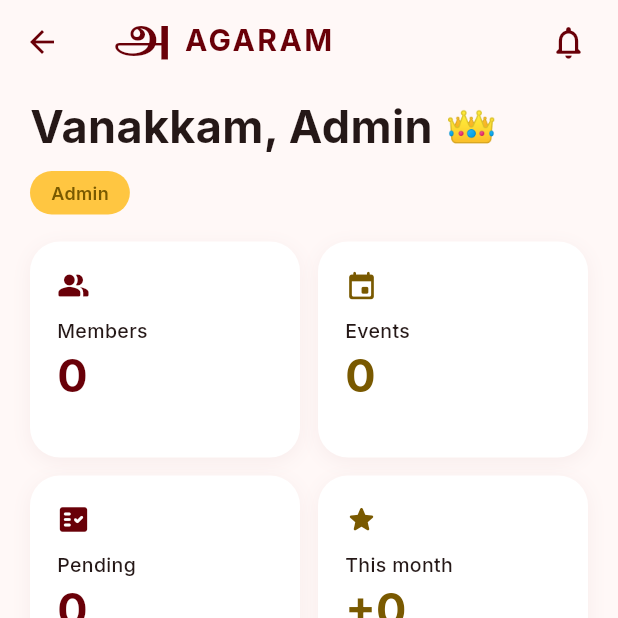
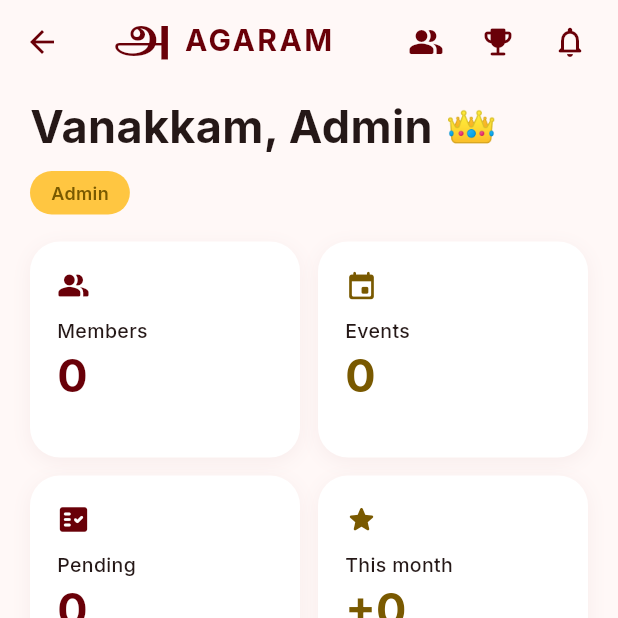
Before and after one commit to Siva-perumal-001/Agaram, a Flutter app: the AdminDashboardScreen screen opened directly, after a tap on "Create Event", on a phone screen of 412 x 824 dp, the top half of it. Run offline on Flutter 3.47's test engine with Material 3 defaults, Android fonts, the phone set to English and light mode, and no system bars; our stand-ins replace cached_network_image, cloud_firestore, file_picker, firebase_auth, firebase_core, firebase_messaging and 5 more; missing offline and left inert: cloudinary_public, mobile_scanner; accounts and stored records are empty.

Commit message:
feat(home): wire Phase 5 entry points into admin and member dashboards
Admin dashboard app bar gains Members and Leaderboard shortcuts plus
a notification bell with an unread-count badge that opens the inbox.
Member dashboard app bar gets the same notification bell and link to
the leaderboard. Both bells stream NotificationsService.unreadCount
for the signed-in user.

```diff
--- a/lib/screens/home/admin_dashboard_screen.dart
+++ b/lib/screens/home/admin_dashboard_screen.dart
@@ -4,12 +4,16 @@
 import 'package:provider/provider.dart';
 
 import '../../core/auth_service.dart';
+import '../../core/notifications_service.dart';
 import '../../core/theme.dart';
 import '../../models/app_user.dart';
 import '../../widgets/activity_item.dart';
 import '../../widgets/agaram_logo.dart';
 import '../../widgets/quick_action_card.dart';
 import '../../widgets/stat_tile.dart';
+import '../leaderboard/leaderboard_screen.dart';
+import '../members/members_list_screen.dart';
+import '../notifications/notifications_inbox_screen.dart';
 
 class AdminDashboardScreen extends StatelessWidget {
   const AdminDashboardScreen({super.key});
@@ -20,7 +24,7 @@
     if (user == null) return const SizedBox.shrink();
 
     return Scaffold(
-      appBar: _buildAppBar(),
+      appBar: _buildAppBar(context, user.uid),
       body: SafeArea(
         top: false,
         child: SingleChildScrollView(
@@ -121,18 +125,72 @@
     );
   }
 
-  PreferredSizeWidget _buildAppBar() {
+  PreferredSizeWidget _buildAppBar(BuildContext context, String uid) {
     return AppBar(
       backgroundColor: AgaramColors.surface,
       titleSpacing: 20,
       title: const AgaramWordmark(fontSize: 20),
-      actions: const [
+      actions: [
+        IconButton(
+          icon: const Icon(
+            Icons.people_alt_rounded,
+            color: AgaramColors.primary,
+          ),
+          tooltip: 'Members',
+          onPressed: () => Navigator.of(context).push(
+            MaterialPageRoute(builder: (_) => const MembersListScreen()),
+          ),
+        ),
+        IconButton(
+          icon: const Icon(
+            Icons.emoji_events_rounded,
+            color: AgaramColors.primary,
+          ),
+          tooltip: 'Leaderboard',
+          onPressed: () => Navigator.of(context).push(
+            MaterialPageRoute(builder: (_) => const LeaderboardScreen()),
+          ),
+        ),
         Padding(
-          padding: EdgeInsets.only(right: 20),
-          child: Icon(
-            Icons.notifications_none_rounded,
-            color: AgaramColors.primary,
-            size: 26,
+          padding: const EdgeInsets.only(right: 8),
+          child: StreamBuilder<int>(
+            stream: NotificationsService.unreadCount(uid),
+            builder: (_, snap) {
+              final count = snap.data ?? 0;
+              return Stack(
+                clipBehavior: Clip.none,
+                children: [
+                  IconButton(
+                    icon: const Icon(
+                      Icons.notifications_none_rounded,
+                      color: AgaramColors.primary,
+                    ),
+                    onPressed: () => Navigator.of(context).push(
+                      MaterialPageRoute(
+                        builder: (_) => const NotificationsInboxScreen(),
+                      ),
+                    ),
+                  ),
+                  if (count > 0)
+                    Positioned(
+                      right: 8,
+                      top: 8,
+                      child: Container(
+                        height: 12,
+                        width: 12,
+                        decoration: BoxDecoration(
+                          color: AgaramColors.secondary,
+                          shape: BoxShape.circle,
+                          border: Border.all(
+                            color: AgaramColors.surface,
+                            width: 2,
+                          ),
+                        ),
+                      ),
+                    ),
+                ],
+              );
+            },
           ),
         ),
       ],
```
Also changed, not shown: lib/screens/home/member_home_screen.dart (+42 -11 lines).
